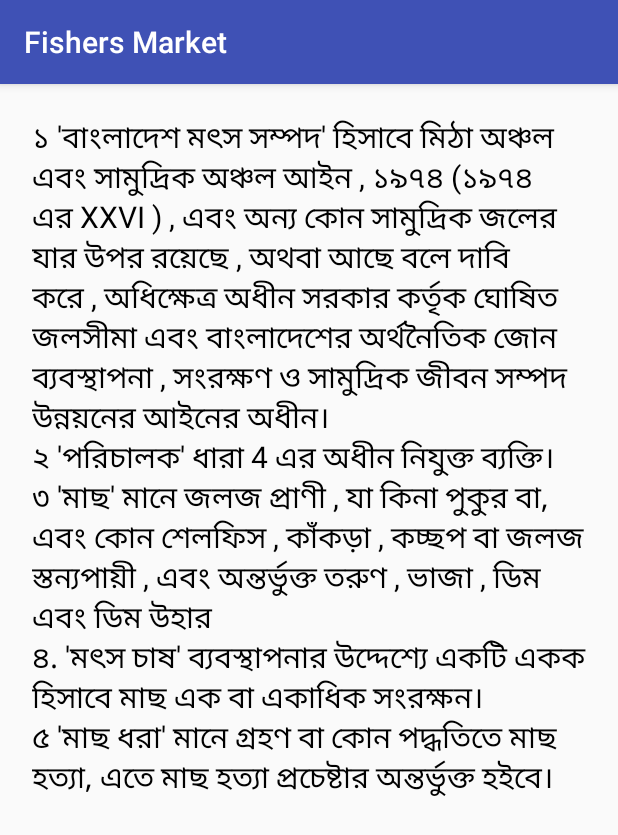
After one commit to snjazim/Marine-Resource, an Android app: the Time_catch_fish screen opened directly, with no data from a screen before it, on a phone screen of 412 x 824 dp. The commit adds this screen. Shown: the top 835 px of the screen. Run offline under Robolectric (Android 15) with nearby library versions, the phone set to English and light mode, and no system bars.

Commit message:
v5.0 - Added Fish Law

```diff
--- a/app/src/main/AndroidManifest.xml
+++ b/app/src/main/AndroidManifest.xml
@@ -64,6 +64,8 @@
         </activity>
         <activity android:name=".currentNet" >
         </activity>
+        <activity android:name=".Time_catch_fish" >
+        </activity>
     </application>
 
 </manifest>
--- a/app/src/main/java/ninja/ibtehaz/fishersmarket/Main2Activity.java
+++ b/app/src/main/java/ninja/ibtehaz/fishersmarket/Main2Activity.java
@@ -185,7 +185,7 @@ public class Main2Activity extends AppCompatActivity {
 
             final Intent i = new Intent(getContext(), locationActivity.class);
             final  Intent i2 = new Intent(getContext(), distressSignal.class);
-            final  Intent i3 = new Intent(getContext(), Little_fish.class);
+            final  Intent i3 = new Intent(getContext(), Time_catch_fish.class);
 
 
 
--- /dev/null
+++ b/app/src/main/java/ninja/ibtehaz/fishersmarket/Time_catch_fish.java
@@ -0,0 +1,38 @@
+package ninja.ibtehaz.fishersmarket;
+
+import android.os.Bundle;
+import android.support.v7.app.AppCompatActivity;
+import android.widget.TextView;
+
+import java.text.SimpleDateFormat;
+import java.util.Calendar;
+
+public class Time_catch_fish extends AppCompatActivity {
+
+    @Override
+    protected void onCreate(Bundle savedInstanceState) {
+        super.onCreate(savedInstanceState);
+        setContentView(R.layout.activity_time_catch_fish);
+
+        Calendar c = Calendar.getInstance();
+        SimpleDateFormat df = new SimpleDateFormat("dd-MMM-yyyy");
+        String formattedDate = df.format(c.getTime());
+
+        TextView fish_law = (TextView)findViewById(R.id.fish_law_tv);
+        String finalText = "১ 'বাংলাদেশ মৎস সম্পদ' হিসাবে মিঠা অঞ্চল এবং সামুদ্রিক অঞ্চল আইন , ১৯৭৪ (১৯৭৪ এর XXVI ) ," +
+                " এবং অন্য কোন সামুদ্রিক জলের যার উপর রয়েছে , অথবা আছে বলে দাবি করে , অধিক্ষেত্র অধীন সরকার কর্তৃক ঘোষিত " +
+                "জলসীমা এবং বাংলাদেশের অর্থনৈতিক জোন ব্যবস্থাপনা , সংরক্ষণ ও সামুদ্রিক জীবন সম্পদ উন্নয়নের আইনের অধীন।";
+        String finalText2 = '\n' + "২ 'পরিচালক' ধারা 4 এর অধীন নিযুক্ত ব্যক্তি।";
+        String finalText3 = '\n' + "৩ 'মাছ' মানে জলজ প্রাণী , যা কিনা পুকুর বা, " +
+                "এবং কোন শেলফিস , কাঁকড়া , কচ্ছপ বা জলজ স্তন্যপায়ী , এবং অন্তর্ভুক্ত তরুণ , ভাজা , ডিম এবং ডিম উহার";
+        String finalText4 = '\n' + "৪. 'মৎস চাষ' ব্যবস্থাপনার উদ্দেশ্যে একটি একক হিসাবে মাছ এক বা একাধিক সংরক্ষন।";
+        String finalText5 = '\n' + "৫ 'মাছ ধরা' মানে গ্রহণ বা কোন পদ্ধতিতে মাছ হত্যা, এতে মাছ হত্যা প্রচেষ্টার অন্তর্ভুক্ত হইবে।";
+
+
+
+
+        fish_law.setText(finalText + finalText2 + finalText3 + finalText4 + finalText5);
+
+        //TODO - if time, set Location based notification system HERE
+    }
+}
--- /dev/null
+++ b/app/src/main/res/layout/activity_time_catch_fish.xml
@@ -0,0 +1,31 @@
+<?xml version="1.0" encoding="utf-8"?>
+<LinearLayout xmlns:android="http://schemas.android.com/apk/res/android"
+    xmlns:tools="http://schemas.android.com/tools" android:layout_width="match_parent"
+    android:layout_height="match_parent" android:paddingLeft="@dimen/activity_horizontal_margin"
+    android:paddingRight="@dimen/activity_horizontal_margin"
+    android:paddingTop="@dimen/activity_vertical_margin"
+    android:paddingBottom="@dimen/activity_vertical_margin"
+    android:orientation="vertical"
+    tools:context="ninja.ibtehaz.fishersmarket.Time_catch_fish">
+
+    <ScrollView
+        android:layout_width="fill_parent"
+        android:layout_height="wrap_content">
+
+        <LinearLayout
+            android:layout_width="fill_parent"
+            android:layout_height="wrap_content"
+            android:layout_margin="5dp"
+            android:orientation="horizontal">
+
+            <TextView
+                android:layout_width="wrap_content"
+                android:layout_height="wrap_content"
+                android:text=""
+                android:textSize="20dp"
+                android:id="@+id/fish_law_tv"
+                android:textColor="#000"/>
+
+        </LinearLayout>
+    </ScrollView>
+</LinearLayout>
```
Also changed, not shown: app/src/main/res/drawable/fisherman.PNG (added).
